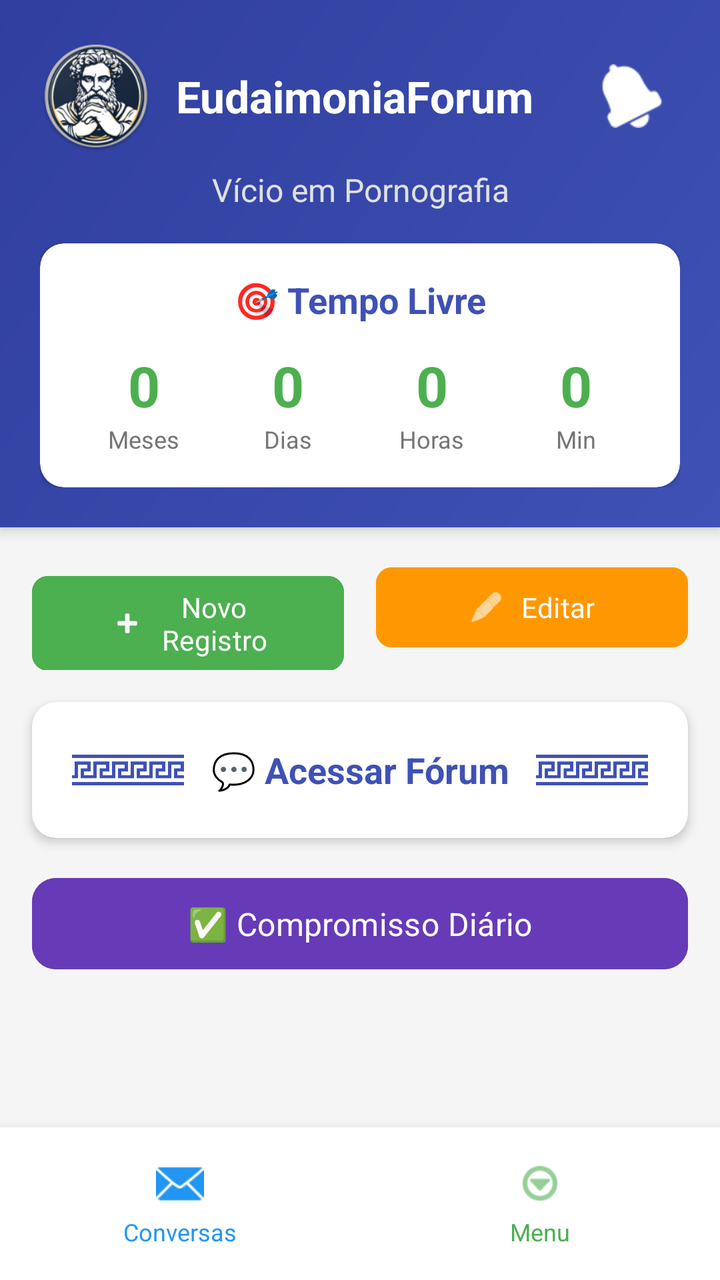
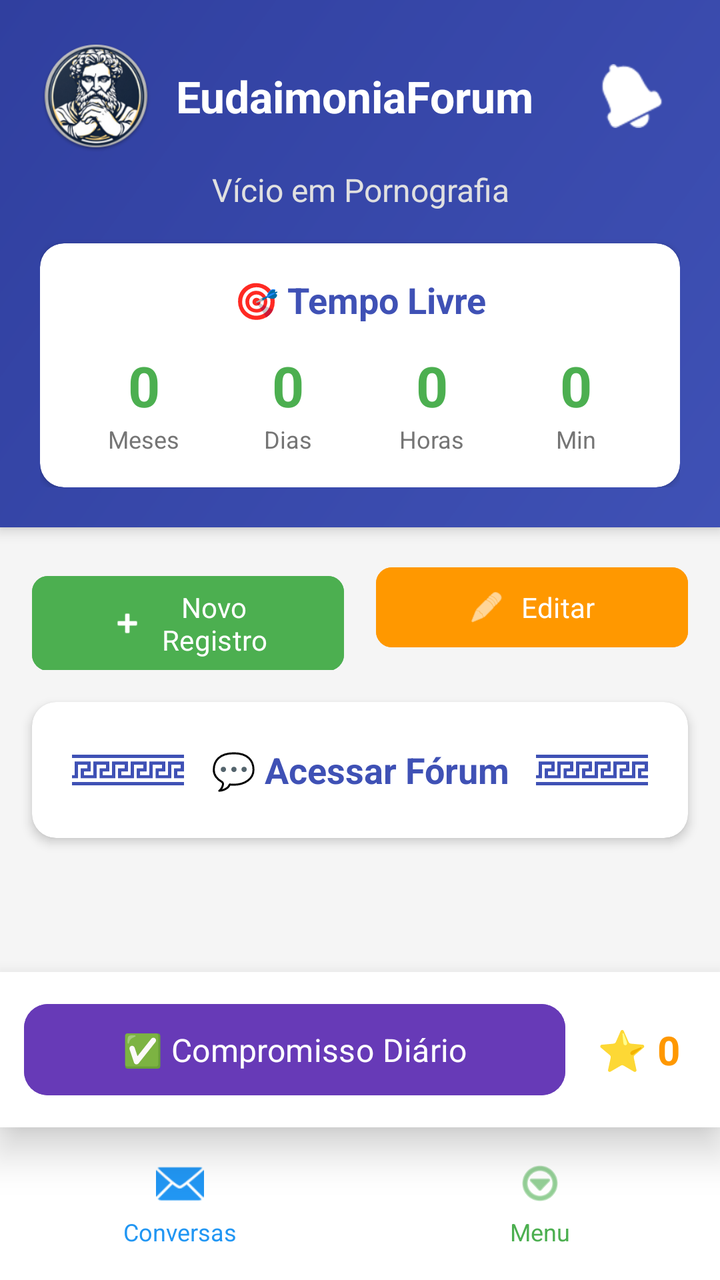

Compare the two renders of this Android layout. The source of the first and the diff that turns it into the second are given below.
<!-- AndroidManifest.xml: application theme Theme.App_Conquistas_2 -->
<!-- res/layout/activity_main.xml -->
<?xml version="1.0" encoding="utf-8"?>
<androidx.constraintlayout.widget.ConstraintLayout xmlns:android="http://schemas.android.com/apk/res/android"
    xmlns:app="http://schemas.android.com/apk/res-auto"
    xmlns:tools="http://schemas.android.com/tools"
    android:id="@+id/main"
    android:layout_width="match_parent"
    android:layout_height="match_parent"
    android:background="#F5F5F5"
    tools:context=".MainActivity">

    
    <LinearLayout
        android:id="@+id/headerLayout"
        android:layout_width="0dp"
        android:layout_height="wrap_content"
        android:background="@drawable/header_gradient"
        android:elevation="4dp"
        android:orientation="vertical"
        android:padding="20dp"
        app:layout_constraintEnd_toEndOf="parent"
        app:layout_constraintStart_toStartOf="parent"
        app:layout_constraintTop_toTopOf="parent">

        
        <LinearLayout
            android:layout_width="match_parent"
            android:layout_height="wrap_content"
            android:gravity="center_vertical"
            android:orientation="horizontal">

            <ImageView
                android:id="@+id/ic_eudaimoniaforum"
                android:layout_width="56dp"
                android:layout_height="56dp"
                android:contentDescription="Logo"
                android:src="@drawable/ic_eudaimoniaforum" />

            <TextView
                android:id="@+id/textViewTitulo"
                android:layout_width="0dp"
                android:layout_height="wrap_content"
                android:layout_marginStart="12dp"
                android:layout_weight="1"
                android:text="EudaimoniaForum"
                android:textColor="#FFFFFF"
                android:textSize="22sp"
                android:textStyle="bold" />

            <ImageButton
                android:id="@+id/buttonNotificacao"
                android:layout_width="48dp"
                android:layout_height="48dp"
                android:background="?attr/selectableItemBackgroundBorderless"
                android:contentDescription="Notificações"
                android:src="@android:drawable/ic_popup_reminder"
                app:tint="#FFFFFF" />
        </LinearLayout>

        
        <TextView
            android:id="@+id/textViewHabito"
            android:layout_width="match_parent"
            android:layout_height="wrap_content"
            android:layout_marginTop="8dp"
            android:text="Vício em Pornografia"
            android:textAlignment="center"
            android:textColor="#E0E0E0"
            android:textSize="16sp" />

        
        <androidx.cardview.widget.CardView
            android:layout_width="match_parent"
            android:layout_height="wrap_content"
            android:layout_marginTop="16dp"
            app:cardBackgroundColor="#FFFFFF"
            app:cardCornerRadius="12dp"
            app:cardElevation="2dp">

            <LinearLayout
                android:layout_width="match_parent"
                android:layout_height="wrap_content"
                android:orientation="vertical"
                android:padding="16dp">

                <TextView
                    android:layout_width="match_parent"
                    android:layout_height="wrap_content"
                    android:text="🎯 Tempo Livre"
                    android:textAlignment="center"
                    android:textColor="#3F51B5"
                    android:textSize="18sp"
                    android:textStyle="bold" />

                <LinearLayout
                    android:layout_width="match_parent"
                    android:layout_height="wrap_content"
                    android:layout_marginTop="12dp"
                    android:gravity="center"
                    android:orientation="horizontal">

                    
                    <LinearLayout
                        android:layout_width="0dp"
                        android:layout_height="wrap_content"
                        android:layout_weight="1"
                        android:gravity="center"
                        android:orientation="vertical">

                        <TextView
                            android:id="@+id/textViewTempoAbstinenciaMeses"
                            android:layout_width="wrap_content"
                            android:layout_height="wrap_content"
                            android:text="0"
                            android:textColor="#4CAF50"
                            android:textSize="28sp"
                            android:textStyle="bold" />

                        <TextView
                            android:layout_width="wrap_content"
                            android:layout_height="wrap_content"
                            android:text="Meses"
                            android:textColor="#757575"
                            android:textSize="12sp" />
                    </LinearLayout>

                    
                    <LinearLayout
                        android:layout_width="0dp"
                        android:layout_height="wrap_content"
                        android:layout_weight="1"
                        android:gravity="center"
                        android:orientation="vertical">

                        <TextView
                            android:id="@+id/textViewTempoAbstinenciaDias"
                            android:layout_width="wrap_content"
                            android:layout_height="wrap_content"
                            android:text="0"
                            android:textColor="#4CAF50"
                            android:textSize="28sp"
                            android:textStyle="bold" />

                        <TextView
                            android:layout_width="wrap_content"
                            android:layout_height="wrap_content"
                            android:text="Dias"
                            android:textColor="#757575"
                            android:textSize="12sp" />
                    </LinearLayout>

                    
                    <LinearLayout
                        android:layout_width="0dp"
                        android:layout_height="wrap_content"
                        android:layout_weight="1"
                        android:gravity="center"
                        android:orientation="vertical">

                        <TextView
                            android:id="@+id/textViewTempoAbstinenciaHoras"
                            android:layout_width="wrap_content"
                            android:layout_height="wrap_content"
                            android:text="0"
                            android:textColor="#4CAF50"
                            android:textSize="28sp"
                            android:textStyle="bold" />

                        <TextView
                            android:layout_width="wrap_content"
                            android:layout_height="wrap_content"
                            android:text="Horas"
                            android:textColor="#757575"
                            android:textSize="12sp" />
                    </LinearLayout>

                    
                    <LinearLayout
                        android:layout_width="0dp"
                        android:layout_height="wrap_content"
                        android:layout_weight="1"
                        android:gravity="center"
                        android:orientation="vertical">

                        <TextView
                            android:id="@+id/textViewTempoAbstinenciaMinutos"
                            android:layout_width="wrap_content"
                            android:layout_height="wrap_content"
                            android:text="0"
                            android:textColor="#4CAF50"
                            android:textSize="28sp"
                            android:textStyle="bold" />

                        <TextView
                            android:layout_width="wrap_content"
                            android:layout_height="wrap_content"
                            android:text="Min"
                            android:textColor="#757575"
                            android:textSize="12sp" />
                    </LinearLayout>
                </LinearLayout>
            </LinearLayout>
        </androidx.cardview.widget.CardView>
    </LinearLayout>

    
    <LinearLayout
        android:id="@+id/actionButtonsLayout"
        android:layout_width="0dp"
        android:layout_height="wrap_content"
        android:layout_marginStart="16dp"
        android:layout_marginTop="16dp"
        android:layout_marginEnd="16dp"
        android:orientation="horizontal"
        app:layout_constraintEnd_toEndOf="parent"
        app:layout_constraintStart_toStartOf="parent"
        app:layout_constraintTop_toBottomOf="@id/headerLayout">

        <com.google.android.material.button.MaterialButton
            android:id="@+id/buttonNovoRegistro"
            android:layout_width="0dp"
            android:layout_height="wrap_content"
            android:layout_marginEnd="8dp"
            android:layout_weight="1"
            android:backgroundTint="#4CAF50"
            android:text="Novo Registro"
            android:textColor="#FFFFFF"
            app:cornerRadius="8dp"
            app:icon="@android:drawable/ic_input_add"
            app:iconGravity="textStart"
            app:iconTint="#FFFFFF" />

        <com.google.android.material.button.MaterialButton
            android:id="@+id/buttonEditar"
            android:layout_width="0dp"
            android:layout_height="wrap_content"
            android:layout_marginStart="8dp"
            android:layout_weight="1"
            android:backgroundTint="#FF9800"
            android:text="Editar"
            android:textColor="#FFFFFF"
            app:cornerRadius="8dp"
            app:icon="@android:drawable/ic_menu_edit"
            app:iconGravity="textStart"
            app:iconTint="#FFFFFF" />
    </LinearLayout>

    
    <androidx.cardview.widget.CardView
        android:id="@+id/forumCard"
        android:layout_width="0dp"
        android:layout_height="wrap_content"
        android:layout_marginStart="16dp"
        android:layout_marginTop="16dp"
        android:layout_marginEnd="16dp"
        android:clickable="true"
        android:focusable="true"
        android:foreground="?attr/selectableItemBackground"
        app:cardBackgroundColor="#FFFFFF"
        app:cardCornerRadius="12dp"
        app:cardElevation="3dp"
        app:layout_constraintEnd_toEndOf="parent"
        app:layout_constraintStart_toStartOf="parent"
        app:layout_constraintTop_toBottomOf="@id/actionButtonsLayout">

        <LinearLayout
            android:id="@+id/linearLayoutForum"
            android:layout_width="match_parent"
            android:layout_height="wrap_content"
            android:gravity="center"
            android:orientation="horizontal"
            android:padding="20dp">

            <ImageView
                android:layout_width="28dp"
                android:layout_height="28dp"
                android:contentDescription="Ícone esquerdo"
                android:src="@drawable/fret"
                app:tint="#3F51B5" />

            <ImageView
                android:layout_width="28dp"
                android:layout_height="28dp"
                android:contentDescription="Ícone esquerdo"
                android:src="@drawable/fret"
                app:tint="#3F51B5" />

            <TextView
                android:layout_width="0dp"
                android:layout_height="wrap_content"
                android:layout_weight="1"
                android:gravity="center"
                android:text="💬 Acessar Fórum"
                android:textColor="#3F51B5"
                android:textSize="18sp"
                android:textStyle="bold" />

            <ImageView
                android:layout_width="28dp"
                android:layout_height="28dp"
                android:contentDescription="Ícone direito"
                android:src="@drawable/fret"
                app:tint="#3F51B5" />
            <ImageView
                android:layout_width="28dp"
                android:layout_height="28dp"
                android:contentDescription="Ícone direito"
                android:src="@drawable/fret"
                app:tint="#3F51B5" />
        </LinearLayout>
    </androidx.cardview.widget.CardView>

    
    <com.google.android.material.button.MaterialButton
        android:id="@+id/buttonModeracao"
        android:layout_width="0dp"
        android:layout_height="wrap_content"
        android:layout_marginStart="16dp"
        android:layout_marginTop="16dp"
        android:layout_marginEnd="16dp"
        android:backgroundTint="#F44336"
        android:text="🛡️ Moderação"
        android:textColor="#FFFFFF"
        android:visibility="gone"
        app:cornerRadius="8dp"
        app:layout_constraintEnd_toEndOf="parent"
        app:layout_constraintStart_toStartOf="parent"
        app:layout_constraintTop_toBottomOf="@id/forumCard" />

    
    <com.google.android.material.button.MaterialButton
        android:id="@+id/buttonCheckInDiario"
        android:layout_width="0dp"
        android:layout_height="wrap_content"
        android:layout_marginStart="16dp"
        android:layout_marginTop="16dp"
        android:layout_marginEnd="16dp"
        android:backgroundTint="#673AB7"
        android:padding="12dp"
        android:text="✅ Compromisso Diário"
        android:textColor="#FFFFFF"
        android:textSize="16sp"
        app:cornerRadius="12dp"
        app:layout_constraintEnd_toEndOf="parent"
        app:layout_constraintStart_toStartOf="parent"
        app:layout_constraintTop_toBottomOf="@id/buttonModeracao" />

    
    <LinearLayout
        android:id="@+id/bottomNavLayout"
        android:layout_width="0dp"
        android:layout_height="wrap_content"
        android:background="#FFFFFF"
        android:elevation="8dp"
        android:gravity="center"
        android:orientation="horizontal"
        android:paddingTop="8dp"
        android:paddingBottom="8dp"
        app:layout_constraintBottom_toBottomOf="parent"
        app:layout_constraintEnd_toEndOf="parent"
        app:layout_constraintStart_toStartOf="parent">

        <LinearLayout
            android:id="@+id/navConversas"
            android:layout_width="0dp"
            android:layout_height="wrap_content"
            android:layout_weight="1"
            android:clickable="true"
            android:focusable="true"
            android:foreground="?attr/selectableItemBackground"
            android:gravity="center"
            android:orientation="vertical"
            android:padding="8dp">

            <ImageView
                android:layout_width="24dp"
                android:layout_height="24dp"
                android:contentDescription="Conversas"
                android:src="@android:drawable/ic_dialog_email"
                app:tint="#2196F3" />

            <TextView
                android:layout_width="wrap_content"
                android:layout_height="wrap_content"
                android:layout_marginTop="4dp"
                android:text="Conversas"
                android:textColor="#2196F3"
                android:textSize="12sp" />
        </LinearLayout>

        <LinearLayout
            android:id="@+id/navMenu"
            android:layout_width="0dp"
            android:layout_height="wrap_content"
            android:layout_weight="1"
            android:clickable="true"
            android:focusable="true"
            android:foreground="?attr/selectableItemBackground"
            android:gravity="center"
            android:orientation="vertical"
            android:padding="8dp">

            <ImageView
                android:layout_width="24dp"
                android:layout_height="24dp"
                android:contentDescription="Menu"
                android:src="@android:drawable/ic_menu_more"
                app:tint="#4CAF50" />

            <TextView
                android:layout_width="wrap_content"
                android:layout_height="wrap_content"
                android:layout_marginTop="4dp"
                android:text="Menu"
                android:textColor="#4CAF50"
                android:textSize="12sp" />
        </LinearLayout>
    </LinearLayout>

</androidx.constraintlayout.widget.ConstraintLayout>
<!-- resources referenced by this layout -->
<resources>
  <!-- drawable fret: png bitmap (drawable, 2676 bytes) -->
  <!-- drawable header_gradient (drawable) -->
  <?xml version="1.0" encoding="utf-8"?>
  <shape xmlns:android="http://schemas.android.com/apk/res/android">
      <gradient
          android:angle="135"
          android:endColor="#303F9F"
          android:startColor="#3F51B5"
          android:type="linear" />
  </shape>
  <!-- drawable ic_eudaimoniaforum: png bitmap (drawable, 39207 bytes) -->
  <style name="Theme.App_Conquistas_2" parent="Base.Theme.App_Conquistas_2" />
  <style name="Base.Theme.App_Conquistas_2" parent="Theme.Material3.DayNight.NoActionBar">
          
          <item name="colorPrimary">@color/colorPrimary</item>
          <item name="colorPrimaryVariant">@color/colorPrimaryVariant</item>
          <item name="colorSecondary">@color/colorSecondary</item>
          <item name="colorSecondaryVariant">@color/colorSecondaryVariant</item>
          <item name="colorOnPrimary">@color/colorOnPrimary</item>
          <item name="colorOnSecondary">@color/colorOnSecondary</item>
          
          
          <item name="android:windowBackground">@color/colorBackground</item>
          <item name="colorSurface">@color/colorSurface</item>
          
          
          <item name="android:fontFamily">sans-serif</item>
          
          
          <item name="android:statusBarColor">@color/colorPrimaryVariant</item>
          <item name="android:navigationBarColor">@color/colorBackground</item>
      </style>
  <color name="colorPrimary">#673AB7</color>
  <color name="colorPrimaryVariant">#512DA8</color>
  <color name="colorSecondary">#009688</color>
  <color name="colorSecondaryVariant">#00796B</color>
  <color name="colorOnPrimary">#FFFFFF</color>
  <color name="colorOnSecondary">#FFFFFF</color>
  <color name="colorBackground">#F3F4F6</color>
  <color name="colorSurface">#FFFFFF</color>
</resources>

<!-- the commit's change to res/layout/activity_main.xml (unified diff, before → after) -->
@@ -327,22 +327,42 @@
         app:layout_constraintTop_toBottomOf="@id/forumCard" />
 
     
-    <com.google.android.material.button.MaterialButton
-        android:id="@+id/buttonCheckInDiario"
-        android:layout_width="0dp"
-        android:layout_height="wrap_content"
-        android:layout_marginStart="16dp"
-        android:layout_marginTop="16dp"
-        android:layout_marginEnd="16dp"
-        android:backgroundTint="#673AB7"
+    <LinearLayout
+        android:id="@+id/layoutCheckInDiario"
+        android:layout_width="0dp"
+        android:layout_height="wrap_content"
+        android:background="#FFFFFF"
+        android:elevation="12dp"
+        android:gravity="center_vertical"
+        android:orientation="horizontal"
         android:padding="12dp"
-        android:text="✅ Compromisso Diário"
-        android:textColor="#FFFFFF"
-        android:textSize="16sp"
-        app:cornerRadius="12dp"
-        app:layout_constraintEnd_toEndOf="parent"
-        app:layout_constraintStart_toStartOf="parent"
-        app:layout_constraintTop_toBottomOf="@id/buttonModeracao" />
+        app:layout_constraintBottom_toTopOf="@id/bottomNavLayout"
+        app:layout_constraintEnd_toEndOf="parent"
+        app:layout_constraintStart_toStartOf="parent">
+
+        <com.google.android.material.button.MaterialButton
+            android:id="@+id/buttonCheckInDiario"
+            android:layout_width="0dp"
+            android:layout_height="wrap_content"
+            android:layout_weight="1"
+            android:backgroundTint="#673AB7"
+            android:padding="12dp"
+            android:text="✅ Compromisso Diário"
+            android:textColor="#FFFFFF"
+            android:textSize="16sp"
+            app:cornerRadius="12dp" />
+
+        <TextView
+            android:id="@+id/textViewDiasValidos"
+            android:layout_width="wrap_content"
+            android:layout_height="wrap_content"
+            android:layout_marginStart="16dp"
+            android:layout_marginEnd="8dp"
+            android:text="⭐ 0"
+            android:textColor="#FF9800"
+            android:textSize="20sp"
+            android:textStyle="bold" />
+    </LinearLayout>
 
     
     <LinearLayout
